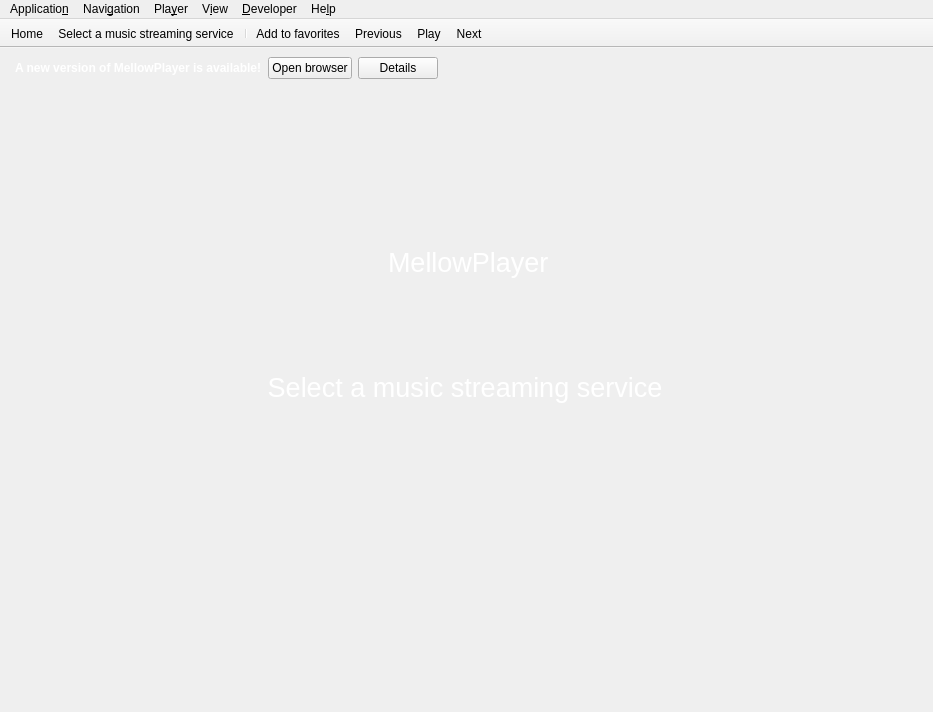
Before: the Qt Designer form app/forms/mainwindow.ui in ColinDuquesnoy/MellowPlayer, drawn with Qt 5.
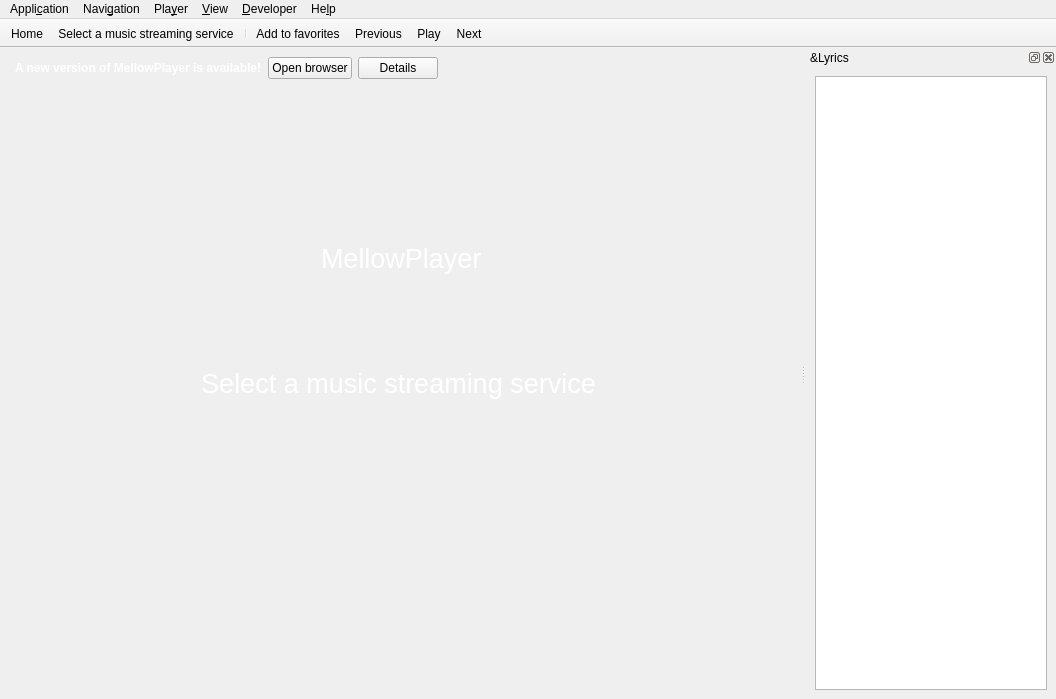
After: the same form once the commit is applied. Icons and pictures are not drawn. Custom widgets are drawn as their Qt base class.

Commit message:
Add a lyrics pane
By default the lyrics pane is hidden and must be shown manually (the auto show option is off by default to not bother existing users).

Patch:
```diff
--- a/app/forms/mainwindow.ui
+++ b/app/forms/mainwindow.ui
@@ -6,8 +6,8 @@
    <rect>
     <x>0</x>
     <y>0</y>
-    <width>933</width>
-    <height>712</height>
+    <width>871</width>
+    <height>699</height>
    </rect>
   </property>
   <property name="windowTitle">
@@ -471,13 +471,13 @@
     <rect>
      <x>0</x>
      <y>0</y>
-     <width>933</width>
-     <height>22</height>
+     <width>871</width>
+     <height>20</height>
     </rect>
    </property>
    <widget class="QMenu" name="menuApplication">
     <property name="title">
-     <string>Applicatio&amp;n</string>
+     <string>Appli&amp;cation</string>
     </property>
     <addaction name="actionSelect_service"/>
     <addaction name="actionPreferences"/>
@@ -506,7 +506,7 @@
    </widget>
    <widget class="QMenu" name="menuView">
     <property name="title">
-     <string>V&amp;iew</string>
+     <string>&amp;View</string>
     </property>
     <addaction name="actionShow_menu"/>
     <addaction name="actionFullscreen"/>
@@ -557,6 +557,40 @@
    <addaction name="actionPlayPause"/>
    <addaction name="actionNext"/>
   </widget>
+  <widget class="QDockWidget" name="dockWidgetLyrics">
+   <property name="minimumSize">
+    <size>
+     <width>250</width>
+     <height>87</height>
+    </size>
+   </property>
+   <property name="features">
+    <set>QDockWidget::AllDockWidgetFeatures</set>
+   </property>
+   <property name="windowTitle">
+    <string>&amp;Lyrics</string>
+   </property>
+   <attribute name="dockWidgetArea">
+    <number>2</number>
+   </attribute>
+   <widget class="QWidget" name="dockWidgetContents">
+    <layout class="QGridLayout" name="gridLayout_3">
+     <item row="0" column="0">
+      <widget class="QTextEdit" name="textEditLyrics">
+       <property name="undoRedoEnabled">
+        <bool>false</bool>
+       </property>
+       <property name="lineWrapMode">
+        <enum>QTextEdit::WidgetWidth</enum>
+       </property>
+       <property name="readOnly">
+        <bool>true</bool>
+       </property>
+      </widget>
+     </item>
+    </layout>
+   </widget>
+  </widget>
   <action name="actionSelect_service">
    <property name="icon">
     <iconset theme="folder-music" resource="../mellowplayer.qrc">
```
Left out of the diff: 16 changed lines with no effect on the pictures. The commit also changes 6 other files.
